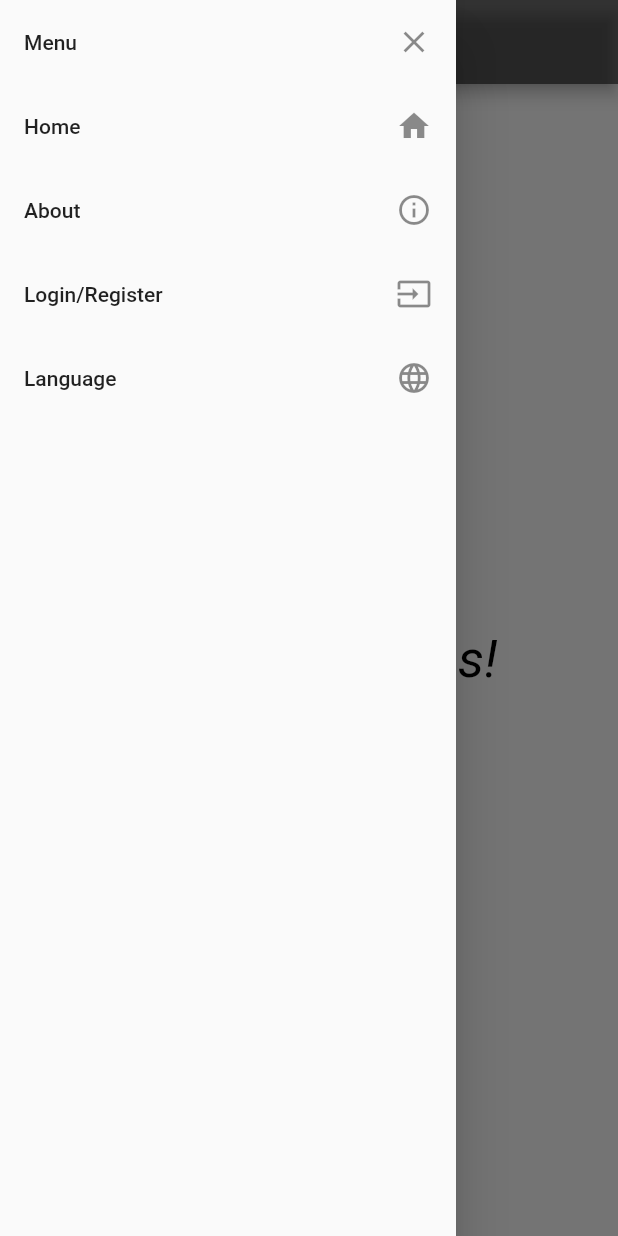
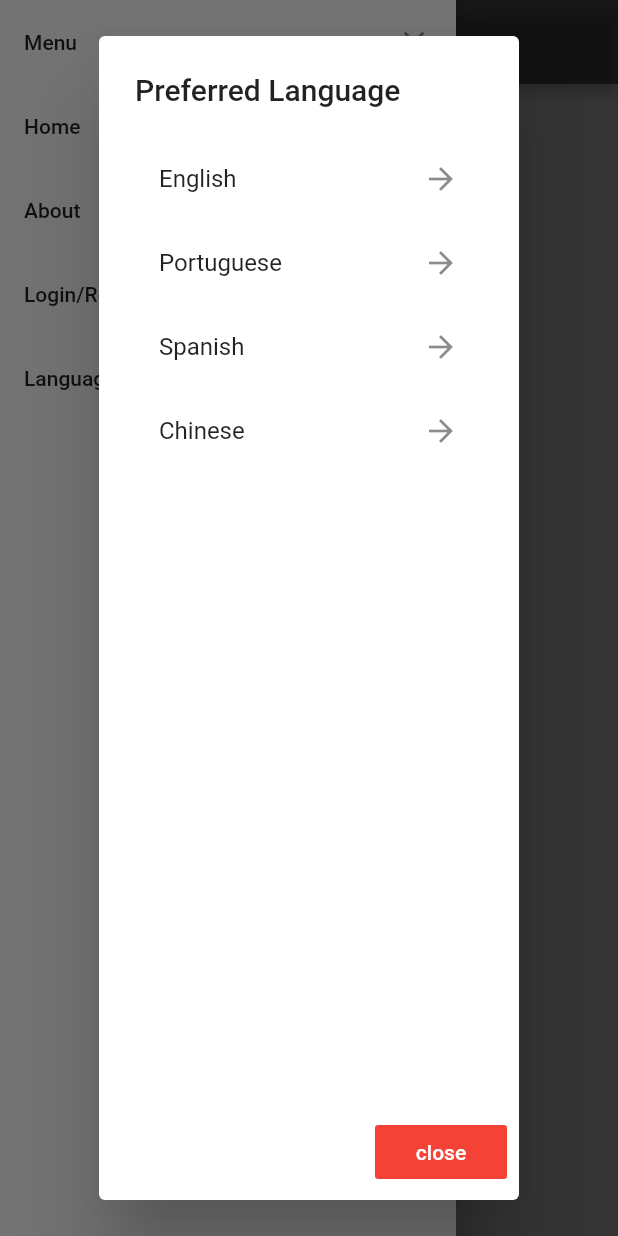
Before and after one commit to alvarolordelo/yii2-flutter, a Flutter app: the screen it shows after launch, in the side drawer, after a tap on "Language", on a phone screen of 412 x 824 dp. Run offline on Flutter 3.47's test engine with Material 2 defaults, Android fonts, the phone set to English and light mode, and no system bars.

Commit message:
Language preferred dialog Adding cn translation add new to materialApp

```diff
--- a/lib/main.dart
+++ b/lib/main.dart
@@ -2,7 +2,7 @@ import 'package:flutter/material.dart';
 import './views/Index.dart';
 //import './config/Internationalization.dart';
 
-void main() => runApp(MaterialApp(
+void main() => runApp(new MaterialApp(
       //internalization();
       debugShowCheckedModeBanner: false,
       home: Index(),
--- a/lib/views/Index.dart
+++ b/lib/views/Index.dart
@@ -43,7 +43,7 @@ class _IndexState extends State<Index> {
               title: Text('Language'),
               trailing: Icon(Icons.language),
               onTap: () {
-
+                _showLanguageDialog();
               },
             ),
           ],
@@ -63,4 +63,51 @@ class _IndexState extends State<Index> {
           )),
     );
   }
+
+  void _showLanguageDialog() {
+    showDialog(
+      context: context,
+      builder: (BuildContext context) {
+        return AlertDialog(
+          title: Text("Preferred Language"),
+          content: ListView(
+            children: <Widget>[
+              ListTile(
+                title: Text('English'),
+                trailing: Icon(Icons.arrow_forward),
+                onTap: () {},
+              ),
+              ListTile(
+                title: Text('Portuguese'),
+                trailing: Icon(Icons.arrow_forward),
+                onTap: () {},
+              ),
+              ListTile(
+                title: Text('Spanish'),
+                trailing: Icon(Icons.arrow_forward),
+                onTap: () {},
+              ),
+              ListTile(
+                title: Text('Chinese'),
+                trailing: Icon(Icons.arrow_forward),
+                onTap: () {},
+              ),
+            ],
+          ),
+          actions: <Widget>[
+            FlatButton(
+              color: Colors.red,
+              child: Text(
+                'close',
+                style: TextStyle(color: Colors.white),
+              ),
+              onPressed: () {
+                Navigator.of(context).pop();
+              },
+            )
+          ],
+        );
+      },
+    );
+  }
 }
```
Also changed, not shown: lib/messages/cn/app.dart (added).
